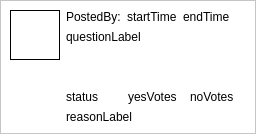
Before: the Qt Designer form ui/VoteViewPost.ui in dmzdev/stance, drawn with Qt 5.
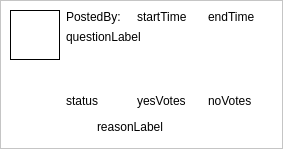
After: the same form once the commit is applied.

Commit message: - Added minature avatarts for the advisor replies

```diff
--- a/ui/VoteViewPost.ui
+++ b/ui/VoteViewPost.ui
@@ -6,8 +6,8 @@
    <rect>
     <x>0</x>
     <y>0</y>
-    <width>256</width>
-    <height>134</height>
+    <width>283</width>
+    <height>149</height>
    </rect>
   </property>
   <property name="sizePolicy">
@@ -102,7 +102,7 @@
       <enum>QFrame::Raised</enum>
      </property>
      <layout class="QGridLayout" name="gridLayout">
-      <item row="1" column="0" rowspan="5">
+      <item row="1" column="0" rowspan="6">
        <layout class="QVBoxLayout" name="verticalLayout">
         <item>
          <widget class="QLabel" name="avatarLabel">
@@ -169,7 +169,7 @@
         <item>
          <widget class="QLabel" name="endTime">
           <property name="sizePolicy">
-           <sizepolicy hsizetype="Expanding" vsizetype="Preferred">
+           <sizepolicy hsizetype="Preferred" vsizetype="Preferred">
             <horstretch>0</horstretch>
             <verstretch>0</verstretch>
            </sizepolicy>
@@ -206,20 +206,6 @@
         </property>
        </widget>
       </item>
-      <item row="4" column="1">
-       <widget class="QLabel" name="reason">
-        <property name="text">
-         <string>reasonLabel</string>
-        </property>
-       </widget>
-      </item>
-      <item row="5" column="1">
-       <layout class="QVBoxLayout" name="textLayout">
-        <item>
-         <layout class="QHBoxLayout" name="buttonLayout"/>
-        </item>
-       </layout>
-      </item>
       <item row="3" column="1">
        <layout class="QHBoxLayout" name="horizontalLayout_2">
         <item>
@@ -245,6 +231,49 @@
         </item>
        </layout>
       </item>
+      <item row="4" column="1" rowspan="2">
+       <layout class="QHBoxLayout" name="horizontalLayout_3">
+        <item>
+         <widget class="QLabel" name="advisorAvatarLabel">
+          <property name="sizePolicy">
+           <sizepolicy hsizetype="Fixed" vsizetype="Fixed">
+            <horstretch>0</horstretch>
+            <verstretch>0</verstretch>
+           </sizepolicy>
+          </property>
+          <property name="minimumSize">
+           <size>
+            <width>25</width>
+            <height>25</height>
+           </size>
+          </property>
+          <property name="maximumSize">
+           <size>
+            <width>25</width>
+            <height>25</height>
+           </size>
+          </property>
+          <property name="text">
+           <string/>
+          </property>
+         </widget>
+        </item>
+        <item>
+         <widget class="QLabel" name="reason">
+          <property name="text">
+           <string>reasonLabel</string>
+          </property>
+         </widget>
+        </item>
+       </layout>
+      </item>
+      <item row="6" column="1">
+       <layout class="QVBoxLayout" name="textLayout">
+        <item>
+         <layout class="QHBoxLayout" name="buttonLayout"/>
+        </item>
+       </layout>
+      </item>
      </layout>
     </widget>
    </item>
```
The commit also changes 1 other file.
